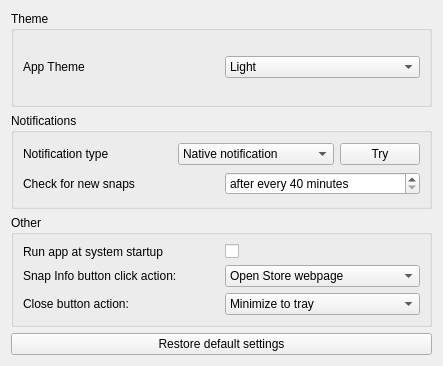
Qt form src/settingswidget.ui (keshavbhatt/SnapHerald) before a commit.
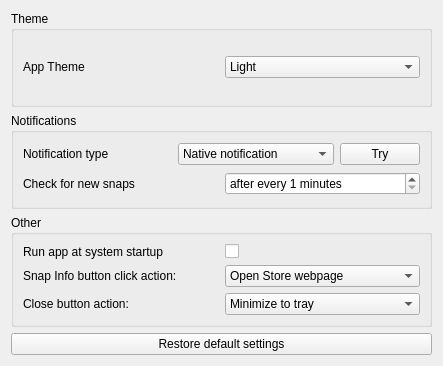
The same form after that commit. Icons and pictures are not drawn.

What changed in the file:
```diff
--- a/src/settingswidget.ui
+++ b/src/settingswidget.ui
@@ -110,7 +110,7 @@
            <string>after every </string>
           </property>
           <property name="minimum">
-           <number>40</number>
+           <number>1</number>
           </property>
           <property name="maximum">
            <number>2000</number>
```
